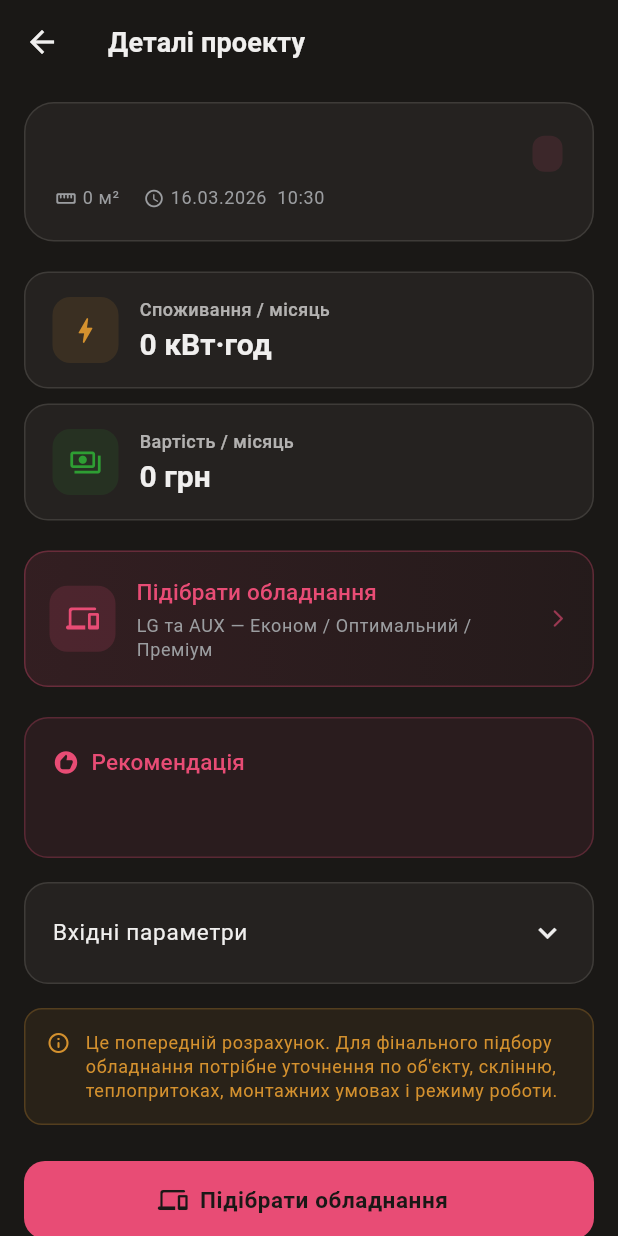
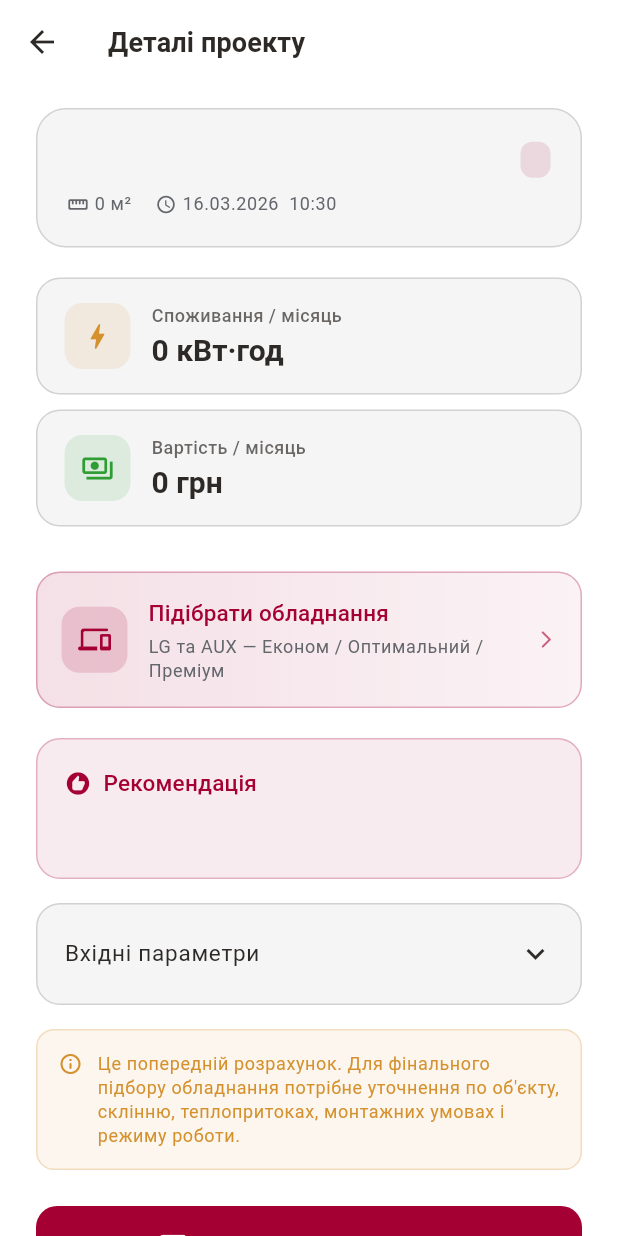
Before and after one commit to PiGYk/whisen_calculator, a Flutter app: the ResultScreen screen opened directly with empty values, on a phone screen of 412 x 824 dp. Run offline on Flutter 3.47's test engine with Material 3 defaults, Android fonts, the phone set to English and light mode, and no system bars; our stand-ins replace shared_preferences; accounts and stored records are empty.

Commit message:
Add desktop web layout and set light theme as default
- Add WebFrame widget (Align + ConstrainedBox) to center content on wide screens
- Apply WebFrame to all screens with appropriate max-widths
- HomeScreen: 2-column layout on wide screens (hero+actions | features)
- ResultScreen: 2-column grid for result tiles on wide screens
- Set ThemeMode.light as default theme

Co-Authored-By: Claude Sonnet 4.6 <noreply@anthropic.com>

```diff
--- a/lib/app.dart
+++ b/lib/app.dart
@@ -6,7 +6,7 @@ class HvacCalcApp extends StatefulWidget {
   const HvacCalcApp({super.key});
 
   // Статичний ключ для перемикання теми з будь-якого місця
-  static final themeNotifier = ValueNotifier<ThemeMode>(ThemeMode.dark);
+  static final themeNotifier = ValueNotifier<ThemeMode>(ThemeMode.light);
 
   @override
   State<HvacCalcApp> createState() => _HvacCalcAppState();
--- a/lib/screens/result_screen.dart
+++ b/lib/screens/result_screen.dart
@@ -3,6 +3,7 @@ import '../models/saved_calculation.dart';
 import '../theme/app_theme.dart';
 import '../widgets/result_tile.dart';
 import '../widgets/param_row.dart';
+import '../widgets/web_frame.dart';
 import 'equipment_screen.dart';
 
 class ResultScreen extends StatelessWidget {
@@ -43,8 +44,9 @@ class ResultScreen extends StatelessWidget {
       appBar: AppBar(
         title: Text(saveMode ? 'Результат розрахунку' : 'Деталi проекту'),
       ),
-      body: ListView(
-        padding: const EdgeInsets.fromLTRB(16, 12, 16, 32),
+      body: WebFrame(
+        child: ListView(
+        padding: const EdgeInsets.fromLTRB(24, 16, 24, 40),
         children: [
 
           // ── Project header ────────────────────────
@@ -104,38 +106,8 @@ class ResultScreen extends StatelessWidget {
 
           const SizedBox(height: 20),
 
-          // ── Power results ─────────────────────────
-          if (hasCooling) ...[
-            ResultTile(
-              title: 'Охолодження',
-              value: '${project.coolingKw.toStringAsFixed(2)} кВт',
-              icon: Icons.ac_unit_rounded,
-              accentColor: AppColors.cooling,
-            ),
-            const SizedBox(height: 10),
-          ],
-          if (hasHeating) ...[
-            ResultTile(
-              title: 'Опалення',
-              value: '${project.heatingKw.toStringAsFixed(2)} кВт',
-              icon: Icons.local_fire_department_rounded,
-              accentColor: AppColors.heating,
-            ),
-            const SizedBox(height: 10),
-          ],
-          ResultTile(
-            title: 'Споживання / мiсяць',
-            value: '${project.monthlyKwh.toStringAsFixed(0)} кВт·год',
-            icon: Icons.bolt_rounded,
-            accentColor: AppColors.energy,
-          ),
-          const SizedBox(height: 10),
-          ResultTile(
-            title: 'Вартiсть / мiсяць',
-            value: '${project.monthlyCost.toStringAsFixed(0)} грн',
-            icon: Icons.payments_outlined,
-            accentColor: AppColors.money,
-          ),
+          // ── Power results (2-col on wide screens) ─
+          _ResultTilesGrid(project: project, hasCooling: hasCooling, hasHeating: hasHeating),
 
           const SizedBox(height: 20),
 
@@ -283,7 +255,77 @@ class ResultScreen extends StatelessWidget {
           ],
         ],
       ),
+      ),
     );
+  }
+}
+
+// ─────────────────────────────────────────────
+// Result tiles — 2-col grid on wide screens
+// ─────────────────────────────────────────────
+class _ResultTilesGrid extends StatelessWidget {
+  final SavedCalculation project;
+  final bool hasCooling;
+  final bool hasHeating;
+
+  const _ResultTilesGrid({
+    required this.project,
+    required this.hasCooling,
+    required this.hasHeating,
+  });
+
+  @override
+  Widget build(BuildContext context) {
+    final tiles = [
+      if (hasCooling)
+        ResultTile(
+          title: 'Охолодження',
+          value: '${project.coolingKw.toStringAsFixed(2)} кВт',
+          icon: Icons.ac_unit_rounded,
+          accentColor: AppColors.cooling,
+        ),
+      if (hasHeating)
+        ResultTile(
+          title: 'Опалення',
+          value: '${project.heatingKw.toStringAsFixed(2)} кВт',
+          icon: Icons.local_fire_department_rounded,
+          accentColor: AppColors.heating,
+        ),
+      ResultTile(
+        title: 'Споживання / мiсяць',
+        value: '${project.monthlyKwh.toStringAsFixed(0)} кВт·год',
+        icon: Icons.bolt_rounded,
+        accentColor: AppColors.energy,
+      ),
+      ResultTile(
+        title: 'Вартiсть / мiсяць',
+        value: '${project.monthlyCost.toStringAsFixed(0)} грн',
+        icon: Icons.payments_outlined,
+        accentColor: AppColors.money,
+      ),
+    ];
+
+    if (!isWide(context) || tiles.length < 2) {
+      return Column(
+        children: [
+          for (final t in tiles) ...[t, const SizedBox(height: 10)],
+        ],
+      );
+    }
+
+    // 2-column grid
+    final rows = <Widget>[];
+    for (int i = 0; i < tiles.length; i += 2) {
+      rows.add(Row(
+        children: [
+          Expanded(child: tiles[i]),
+          const SizedBox(width: 12),
+          Expanded(child: i + 1 < tiles.length ? tiles[i + 1] : const SizedBox()),
+        ],
+      ));
+      if (i + 2 < tiles.length) rows.add(const SizedBox(height: 12));
+    }
+    return Column(children: [...rows, const SizedBox(height: 10)]);
   }
 }
 
--- /dev/null
+++ b/lib/widgets/web_frame.dart
@@ -0,0 +1,29 @@
+import 'package:flutter/material.dart';
+
+/// Constrains body content to [maxWidth] and centers it.
+/// Works on both mobile (content fills naturally) and desktop (centered, bounded).
+class WebFrame extends StatelessWidget {
+  final Widget child;
+  final double maxWidth;
+
+  const WebFrame({
+    super.key,
+    required this.child,
+    this.maxWidth = 800,
+  });
+
+  @override
+  Widget build(BuildContext context) {
+    return Align(
+      alignment: Alignment.topCenter,
+      child: ConstrainedBox(
+        constraints: BoxConstraints(maxWidth: maxWidth),
+        child: child,
+      ),
+    );
+  }
+}
+
+/// True when screen is wider than [breakpoint] (default 700px).
+bool isWide(BuildContext context, [double breakpoint = 700]) =>
+    MediaQuery.sizeOf(context).width > breakpoint;
```
Also changed, not shown: lib/screens/equipment_screen.dart (+6 -2 lines), lib/screens/home_screen.dart (+76 -35 lines), lib/screens/new_calculation_screen.dart (+6 -2 lines), lib/screens/saved_projects_screen.dart (+6 -2 lines).
